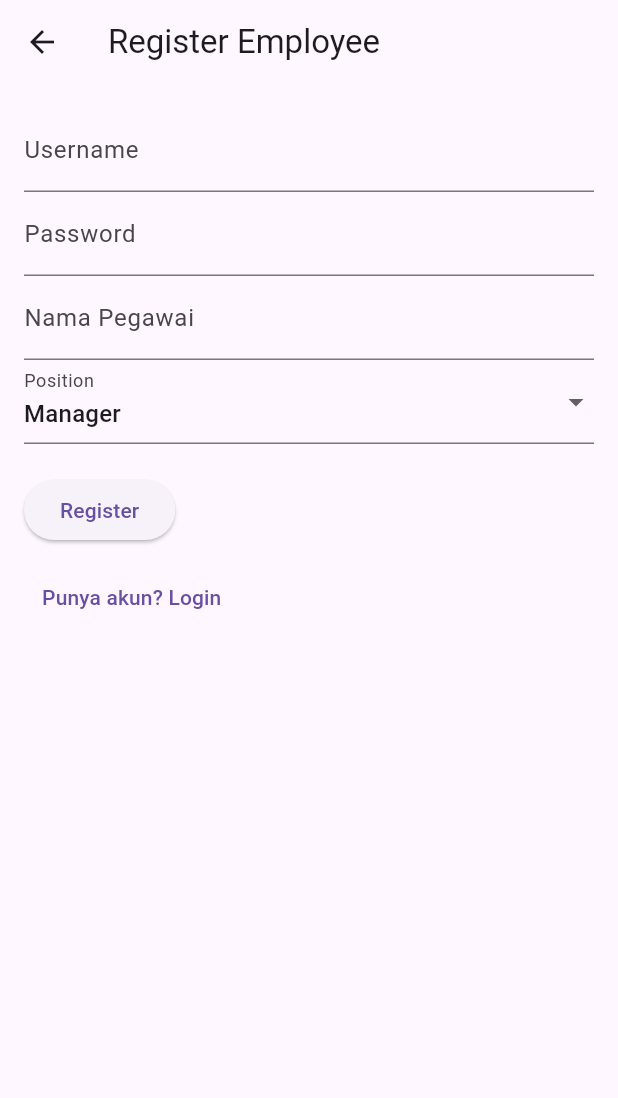
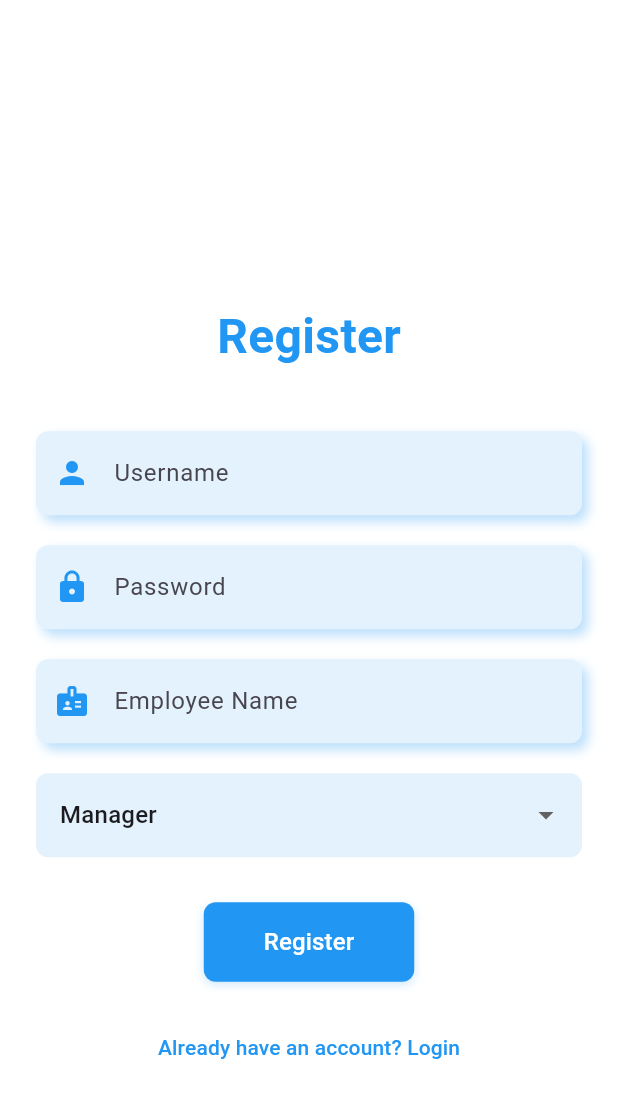
Before and after one commit to AlwaysMori/shop_, a Flutter app: the screen it shows after launch, after a tap on "Login", after a tap on "Don't have an account? Sign up", on a phone screen of 412 x 824 dp. Shown: the top 1098 px of the screen. Run offline on Flutter 3.47's test engine with Material 3 defaults, Android fonts, the phone set to English and light mode, and no system bars; our stand-ins replace flutter_secure_storage, shared_preferences; missing offline and left inert: encrypt.

Commit message:
Refactor login and registration pages to improve UI with responsive design, add fade transitions for navigation, and enhance form validation

```diff
--- a/lib/auth/login_page.dart
+++ b/lib/auth/login_page.dart
@@ -65,13 +65,30 @@ class _LoginPageState extends State<LoginPage> {
     }
   }
 
+  void _navigateToRegisterPage(BuildContext context) {
+    Navigator.of(context).push(
+      PageRouteBuilder(
+        pageBuilder: (context, animation, secondaryAnimation) => RegisterPage(),
+        transitionsBuilder: (context, animation, secondaryAnimation, child) {
+          return FadeTransition(
+            opacity: animation,
+            child: child,
+          );
+        },
+      ),
+    );
+  }
+
   @override
   Widget build(BuildContext context) {
     return Scaffold(
       backgroundColor: Colors.white,
-      body: SingleChildScrollView(
+      body: Center(
+        child: SingleChildScrollView(
           child: Padding(
-          padding: const EdgeInsets.symmetric(horizontal: 24.0),
+            padding: EdgeInsets.symmetric(
+              horizontal: MediaQuery.of(context).size.width > 600 ? 200.0 : 24.0,
+            ),
             child: Form(
               key: _formKey,
               child: Column(
@@ -87,7 +104,9 @@ class _LoginPageState extends State<LoginPage> {
                     ),
                   ),
                   SizedBox(height: 40),
-                CustomTextField(
+                  ConstrainedBox(
+                    constraints: BoxConstraints(maxWidth: 400),
+                    child: CustomTextField(
                       controller: _usernameController,
                       hintText: 'Username',
                       icon: Icons.person,
@@ -98,8 +117,11 @@ class _LoginPageState extends State<LoginPage> {
                         return null;
                       },
                     ),
+                  ),
                   SizedBox(height: 20),
-                CustomTextField(
+                  ConstrainedBox(
+                    constraints: BoxConstraints(maxWidth: 400),
+                    child: CustomTextField(
                       controller: _passwordController,
                       hintText: 'Password',
                       icon: Icons.lock,
@@ -111,6 +133,7 @@ class _LoginPageState extends State<LoginPage> {
                         return null;
                       },
                     ),
+                  ),
                   SizedBox(height: 30),
                   CustomButton(
                     text: 'Login',
@@ -118,12 +141,7 @@ class _LoginPageState extends State<LoginPage> {
                   ),
                   SizedBox(height: 20),
                   TextButton(
-                  onPressed: () {
-                    Navigator.push(
-                      context,
-                      MaterialPageRoute(builder: (context) => RegisterPage()),
-                    );
-                  },
+                    onPressed: () => _navigateToRegisterPage(context),
                     child: Text(
                       "Don't have an account? Sign up",
                       style: TextStyle(color: Colors.blue),
@@ -134,6 +152,7 @@ class _LoginPageState extends State<LoginPage> {
             ),
           ),
         ),
+      ),
     );
   }
 }
--- a/lib/auth/register_page.dart
+++ b/lib/auth/register_page.dart
@@ -2,6 +2,10 @@ import 'package:flutter/material.dart';
 import '../models/employee.dart';
 import '../services/employee_service.dart';
 import 'login_page.dart';
+import '../components/custom_text_field.dart';
+import '../components/custom_button.dart';
+import '../components/page_title.dart';
+import '../components/responsive_padding.dart';
 
 class RegisterPage extends StatefulWidget {
   @override
@@ -39,7 +43,6 @@ class _RegisterPageState extends State<RegisterPage> {
           _position = 'Manager';
         });
 
-        // Navigate to login page after successful registration
         Navigator.pushReplacement(
           context,
           MaterialPageRoute(builder: (context) => LoginPage()),
@@ -56,22 +59,39 @@ class _RegisterPageState extends State<RegisterPage> {
     }
   }
 
+  void _navigateToLoginPage(BuildContext context) {
+    Navigator.of(context).pushReplacement(
+      PageRouteBuilder(
+        pageBuilder: (context, animation, secondaryAnimation) => LoginPage(),
+        transitionsBuilder: (context, animation, secondaryAnimation, child) {
+          return FadeTransition(
+            opacity: animation,
+            child: child,
+          );
+        },
+      ),
+    );
+  }
+
   @override
   Widget build(BuildContext context) {
     return Scaffold(
-      appBar: AppBar(
-        title: Text('Register Employee'),
-      ),
-      body: Padding(
-        padding: const EdgeInsets.all(16.0),
+      backgroundColor: Colors.white,
+      body: Center(
+        child: SingleChildScrollView(
+          child: ResponsivePadding(
             child: Form(
               key: _formKey,
               child: Column(
-            crossAxisAlignment: CrossAxisAlignment.start,
+                crossAxisAlignment: CrossAxisAlignment.center,
                 children: [
-              TextFormField(
+                  SizedBox(height: 100),
+                  PageTitle(title: 'Register'),
+                  SizedBox(height: 40),
+                  CustomTextField(
                     controller: _usernameController,
-                decoration: InputDecoration(labelText: 'Username'),
+                    hintText: 'Username',
+                    icon: Icons.person,
                     validator: (value) {
                       if (value == null || value.isEmpty) {
                         return 'Please enter a username';
@@ -79,9 +99,11 @@ class _RegisterPageState extends State<RegisterPage> {
                       return null;
                     },
                   ),
-              TextFormField(
+                  SizedBox(height: 20),
+                  CustomTextField(
                     controller: _passwordController,
-                decoration: InputDecoration(labelText: 'Password'),
+                    hintText: 'Password',
+                    icon: Icons.lock,
                     obscureText: true,
                     validator: (value) {
                       if (value == null || value.isEmpty) {
@@ -90,9 +112,11 @@ class _RegisterPageState extends State<RegisterPage> {
                       return null;
                     },
                   ),
-              TextFormField(
+                  SizedBox(height: 20),
+                  CustomTextField(
                     controller: _nameController,
-                decoration: InputDecoration(labelText: 'Nama Pegawai'),
+                    hintText: 'Employee Name',
+                    icon: Icons.badge,
                     validator: (value) {
                       if (value == null || value.isEmpty) {
                         return 'Please enter the employee name';
@@ -100,6 +124,7 @@ class _RegisterPageState extends State<RegisterPage> {
                       return null;
                     },
                   ),
+                  SizedBox(height: 20),
                   DropdownButtonFormField<String>(
                     value: _position,
                     items: ['Manager', 'Cashier']
@@ -113,24 +138,31 @@ class _RegisterPageState extends State<RegisterPage> {
                         _position = value!;
                       });
                     },
-                decoration: InputDecoration(labelText: 'Position'),
+                    decoration: InputDecoration(
+                      filled: true,
+                      fillColor: Colors.blue[50],
+                      border: OutlineInputBorder(
+                        borderRadius: BorderRadius.circular(8),
+                        borderSide: BorderSide.none,
+                      ),
+                    ),
+                  ),
+                  SizedBox(height: 30),
+                  CustomButton(
+                    text: 'Register',
+                    onPressed: _saveEmployee,
                   ),
                   SizedBox(height: 20),
-              ElevatedButton(
-                onPressed: _saveEmployee,
-                child: Text('Register'),
+                  TextButton(
+                    onPressed: () => _navigateToLoginPage(context),
+                    child: Text(
+                      'Already have an account? Login',
+                      style: TextStyle(color: Colors.blue),
                     ),
-              SizedBox(height: 10),
-              TextButton(
-                onPressed: () {
-                  Navigator.pushReplacement(
-                    context,
-                    MaterialPageRoute(builder: (context) => LoginPage()),
-                  );
-                },
-                child: Text('Punya akun? Login'),
                   ),
                 ],
+              ),
+            ),
           ),
         ),
       ),
--- /dev/null
+++ b/lib/components/page_title.dart
@@ -0,0 +1,21 @@
+import 'package:flutter/material.dart';
+
+class PageTitle extends StatelessWidget {
+  final String title;
+
+  const PageTitle({required this.title});
+
+  @override
+  Widget build(BuildContext context) {
+    final isDesktop = MediaQuery.of(context).size.width > 600;
+
+    return Text(
+      title,
+      style: TextStyle(
+        fontSize: isDesktop ? 40 : 32, // Larger font for desktop
+        fontWeight: FontWeight.bold,
+        color: Colors.blue,
+      ),
+    );
+  }
+}
--- /dev/null
+++ b/lib/components/responsive_padding.dart
@@ -0,0 +1,19 @@
+import 'package:flutter/material.dart';
+
+class ResponsivePadding extends StatelessWidget {
+  final Widget child;
+
+  const ResponsivePadding({required this.child});
+
+  @override
+  Widget build(BuildContext context) {
+    final isDesktop = MediaQuery.of(context).size.width > 600;
+
+    return Padding(
+      padding: EdgeInsets.symmetric(
+        horizontal: isDesktop ? 200.0 : 24.0, // Adjust padding for desktop
+      ),
+      child: child,
+    );
+  }
+}
```
Lines whose indentation alone changed are shown as unchanged.
